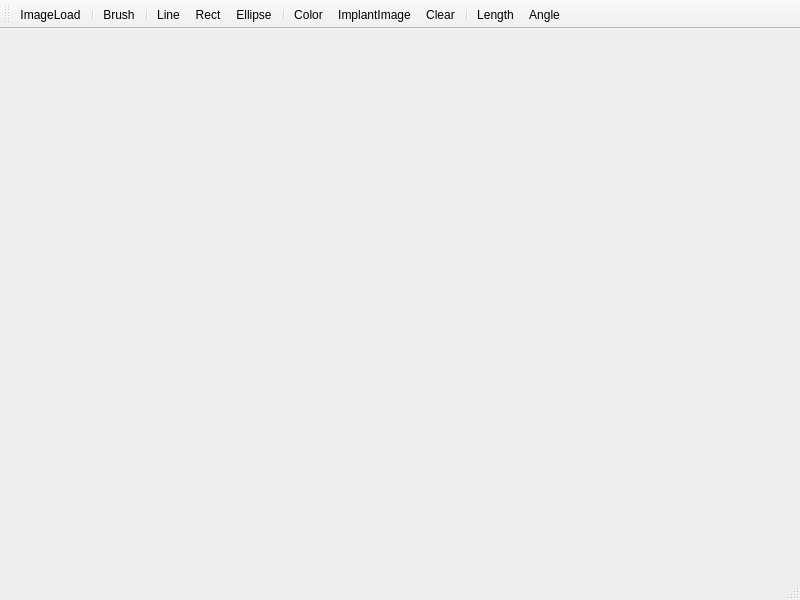
Old version of the form Painter/PainterAppE/PainterApp/mainwindow.ui in the repository Jyeong2c/Project.
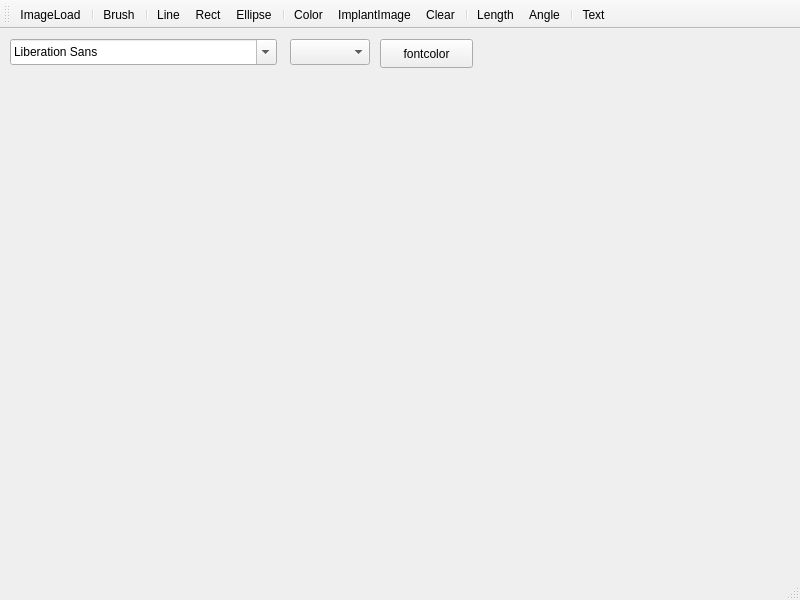
New version of the form.

What changed in the file:
```diff
--- a/Painter/PainterAppE/PainterApp/mainwindow.ui
+++ b/Painter/PainterAppE/PainterApp/mainwindow.ui
@@ -18,13 +18,46 @@
     <property name="geometry">
      <rect>
       <x>10</x>
-      <y>10</y>
+      <y>40</y>
       <width>781</width>
-      <height>521</height>
+      <height>491</height>
      </rect>
     </property>
     <layout class="QVBoxLayout" name="verticalLayout"/>
    </widget>
+   <widget class="QFontComboBox" name="fontComboBox">
+    <property name="geometry">
+     <rect>
+      <x>10</x>
+      <y>10</y>
+      <width>267</width>
+      <height>26</height>
+     </rect>
+    </property>
+   </widget>
+   <widget class="QPushButton" name="colorfont">
+    <property name="geometry">
+     <rect>
+      <x>380</x>
+      <y>10</y>
+      <width>93</width>
+      <height>29</height>
+     </rect>
+    </property>
+    <property name="text">
+     <string>fontcolor</string>
+    </property>
+   </widget>
+   <widget class="QComboBox" name="comboBox">
+    <property name="geometry">
+     <rect>
+      <x>290</x>
+      <y>10</y>
+      <width>80</width>
+      <height>26</height>
+     </rect>
+    </property>
+   </widget>
   </widget>
   <widget class="QMenuBar" name="menubar">
    <property name="geometry">
@@ -61,6 +94,8 @@
    <addaction name="separator"/>
    <addaction name="actionLength"/>
    <addaction name="actionAngle"/>
+   <addaction name="separator"/>
+   <addaction name="actionText"/>
   </widget>
   <action name="actionImageLoad">
    <property name="text">
@@ -115,6 +150,11 @@
     <string>Angle</string>
    </property>
   </action>
+  <action name="actionText">
+   <property name="text">
+    <string>Text</string>
+   </property>
+  </action>
  </widget>
  <resources/>
  <connections/>
```
